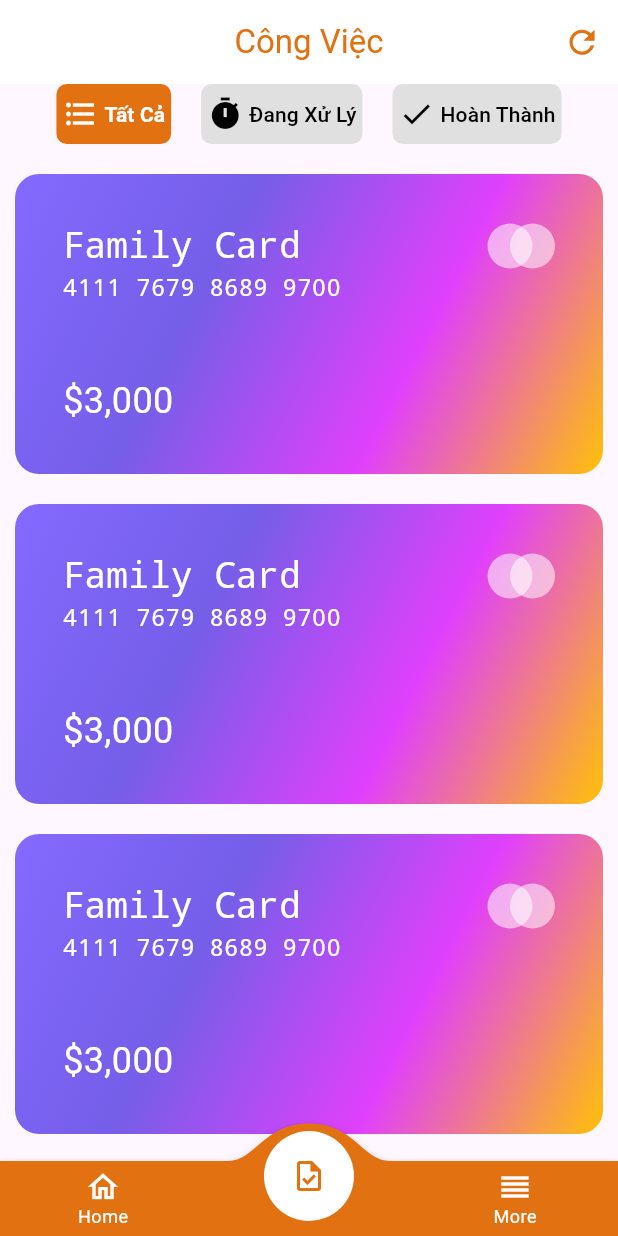
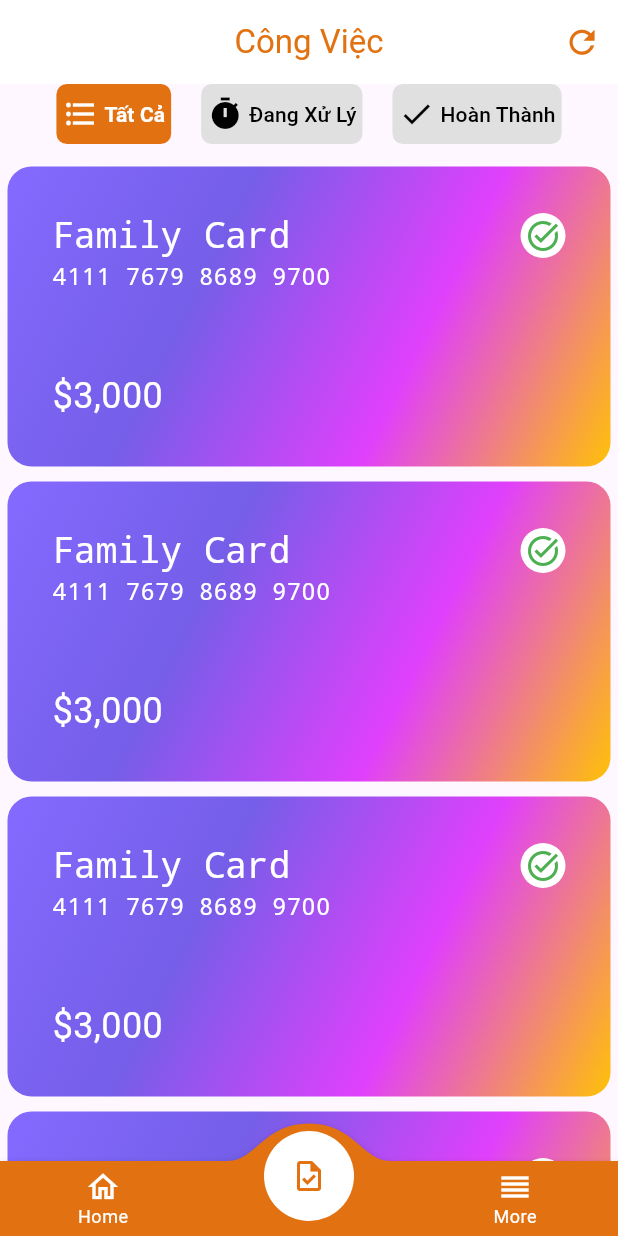
Before and after one commit to GhienCafe/facility-management-system-mobile, a Flutter app: the Task screen opened by its route, after a tap on the "refresh" icon, on a phone screen of 412 x 824 dp. Run offline on Flutter 3.47's test engine with Material 2 defaults, Android fonts, the light colour scheme and no system bars; drawn by our look-alikes of buttons_tabbar, convex_bottom_bar; our stand-ins replace awesome_dialog, awesome_notifications, firebase_auth, firebase_core, fluttertoast, get and 4 more; missing offline and left inert: awesome_notifications_fcm, dart:ffi, dart:js; accounts and stored records are empty.

Commit message:
fix navigate bug

```diff
--- a/lib/view/task/task.dart
+++ b/lib/view/task/task.dart
@@ -5,7 +5,6 @@ import 'package:FMS/view_models/controller/task/task_controller.dart';
 import 'package:buttons_tabbar/buttons_tabbar.dart';
 import 'package:flutter/material.dart';
 import 'package:get/get.dart';
-import 'package:shimmer/shimmer.dart';
 
 import 'list_task_data.dart';
 
@@ -19,41 +18,24 @@ class Task extends StatefulWidget {
 class _TaskState extends State<Task> {
   final TaskController taskController = Get.put(TaskController());
   final RxInt currentIndex = 1.obs;
+  int selectedTabIndex = 0;
+
   @override
   void initState() {
     super.initState();
-    // Fetch cart data when the widget is first initialized
-    taskController.fetchCartData();
   }
 
-  @override
-  Widget build(BuildContext context) {
-    return SafeArea(
-      child: Scaffold(
-        appBar: AppBar(
-          automaticallyImplyLeading: false,
-          centerTitle: true,
-          backgroundColor: AppColor.whiteColor,
-          title: const Text(
-            "Công Việc",
-            style: TextStyle(color: AppColor.primaryColor),
-          ),
-          actions: [
-            IconButton(
-              onPressed: () {
-                // Fetch cart data when the filter button is pressed
-                taskController.fetchCartData();
-              },
-              icon: const Icon(
-                Icons.refresh,
-                color: AppColor.primaryColor,
-                size: 25,
-              ),
-            )
-          ],
-        ),
-        body: Obx(() {
-          if (taskController.isLoading.value) {
+  void refreshData() {
+    if (selectedTabIndex == 0) {
+      taskController.fetchAllData();
+    } else if (selectedTabIndex == 1) {
+      taskController.fetchProcessingData();
+    } else if (selectedTabIndex == 2) {
+      taskController.fetchCompletedData();
+    }
+  }
+
+  Widget buildLoadingPage() {
     return SafeArea(
       child: DefaultTabController(
         length: 3,
@@ -62,13 +44,11 @@ class _TaskState extends State<Task> {
             ButtonsTabBar(
               backgroundColor: AppColor.primaryColor,
               unselectedBackgroundColor: Colors.grey[300],
-                      unselectedLabelStyle:
-                      const TextStyle(color: AppColor.blackColor),
+              unselectedLabelStyle: const TextStyle(color: AppColor.blackColor),
               height: 40,
               buttonMargin: const EdgeInsets.only(left: 10, right: 10),
               labelStyle: const TextStyle(
-                          color: AppColor.whiteColor,
-                          fontWeight: FontWeight.bold),
+                  color: AppColor.whiteColor, fontWeight: FontWeight.bold),
               tabs: const [
                 Tab(
                   icon: Icon(Icons.format_list_bulleted),
@@ -91,7 +71,9 @@ class _TaskState extends State<Task> {
         ),
       ),
     );
-          } else {
+  }
+
+  Widget buildLoadedPage() {
     return SafeArea(
       child: DefaultTabController(
         length: 3,
@@ -100,13 +82,11 @@ class _TaskState extends State<Task> {
             ButtonsTabBar(
               backgroundColor: AppColor.primaryColor,
               unselectedBackgroundColor: Colors.grey[300],
-                      unselectedLabelStyle:
-                      const TextStyle(color: AppColor.blackColor),
+              unselectedLabelStyle: const TextStyle(color: AppColor.blackColor),
               height: 40,
               buttonMargin: const EdgeInsets.only(left: 10, right: 10),
               labelStyle: const TextStyle(
-                          color: AppColor.whiteColor,
-                          fontWeight: FontWeight.bold),
+                  color: AppColor.whiteColor, fontWeight: FontWeight.bold),
               tabs: const [
                 Tab(
                   icon: Icon(Icons.format_list_bulleted),
@@ -146,6 +126,34 @@ class _TaskState extends State<Task> {
       ),
     );
   }
+
+  @override
+  Widget build(BuildContext context) {
+    return SafeArea(
+      child: Scaffold(
+        appBar: AppBar(
+          automaticallyImplyLeading: false,
+          centerTitle: true,
+          backgroundColor: AppColor.whiteColor,
+          title: const Text(
+            "Công Việc",
+            style: TextStyle(color: AppColor.primaryColor),
+          ),
+          actions: [
+            IconButton(
+              onPressed: () {
+                refreshData();
+              },
+              icon: const Icon(
+                Icons.refresh,
+                color: AppColor.primaryColor,
+                size: 25,
+              ),
+            )
+          ],
+        ),
+        body: Obx(() {
+          return taskController.isLoading.value ? buildLoadingPage() : buildLoadedPage();
         }),
         bottomNavigationBar: BottomBar(currentIndex),
       ),
--- a/lib/view/task/task_card.dart
+++ b/lib/view/task/task_card.dart
@@ -3,7 +3,6 @@ import 'package:flutter/material.dart';
 
 class TaskCard extends StatefulWidget {
   const TaskCard(String item, {super.key});
-
   @override
   State<TaskCard> createState() => _TaskCardState();
 }
@@ -14,8 +13,8 @@ class _TaskCardState extends State<TaskCard> {
     return Container(
       height: 200,
       width: double.infinity,
-      margin: const EdgeInsets.all(10),
-      padding: const EdgeInsets.all(32),
+      margin: const EdgeInsets.all(5),
+      padding: const EdgeInsets.all(30),
       decoration: const BoxDecoration(
           gradient: LinearGradient(
             begin: Alignment.topLeft,
@@ -45,15 +44,15 @@ class _TaskCardState extends State<TaskCard> {
                   const Spacer(),
                   Stack(
                     children: List.generate(
-                      2,
+                      1,
                       (index) => Container(
                         margin: EdgeInsets.only(left: (15 * index).toDouble()),
                         height: 30,
                         width: 30,
                         decoration: BoxDecoration(
-                            borderRadius:
-                                BorderRadius.all(Radius.circular(100)),
-                            color: Colors.white54),
+                            borderRadius: BorderRadius.all(Radius.circular(100)),
+                            color: AppColor.whiteColor),
+                        child: Icon(Icons.task_alt,color: MyColorsSample.green),
                       ),
                     ),
                   ) // Adds a stack of two circular containers to the right of the title
@@ -75,13 +74,6 @@ class _TaskCardState extends State<TaskCard> {
     );
   }
 }
-
-class ImgSample {
-  static String get(String name) {
-    return 'assets/images/$name';
-  }
-}
-
 class MyTextSample {
   static TextStyle? display4(BuildContext context) {
     return Theme.of(context).textTheme.displayLarge;
@@ -141,13 +133,3 @@ class MyTextSample {
     return Theme.of(context).textTheme.labelSmall;
   }
 }
-
-class MyStringsSample {
-  static const String lorem_ipsum =
-      "Lorem ipsum dolor sit amet, consectetur adipiscing elit. Etiam efficitur ipsum in placerat molestie.  Fusce quis mauris a enim sollicitudin"
-      "\n\nLorem ipsum dolor sit amet, consectetur adipiscing elit. Etiam efficitur ipsum in placerat molestie.  Fusce quis mauris a enim sollicitudin";
-  static const String middle_lorem_ipsum =
-      "Flutter is an open-source UI software development kit created by Google. It is used to develop cross-platform applications for Android, iOS, Linux, macOS, Windows, Google Fuchsia, and the web from a single codebase.";
-  static const String card_text =
-      "Cards are surfaces that display content and actions on a single topic.";
-}
--- a/lib/view_models/controller/task/task_controller.dart
+++ b/lib/view_models/controller/task/task_controller.dart
@@ -9,8 +9,9 @@ class TaskController extends GetxController {
   @override
   void onInit() {
     super.onInit();
-    fetchCartData();
+    fetchAllData();
   }
+
   Future<void> fetchAllData() async {
     isLoading.value = true;
 
```
Also changed, not shown: lib/view/home/home.dart (+22 -0 lines). Lines whose indentation alone changed are shown as unchanged.
